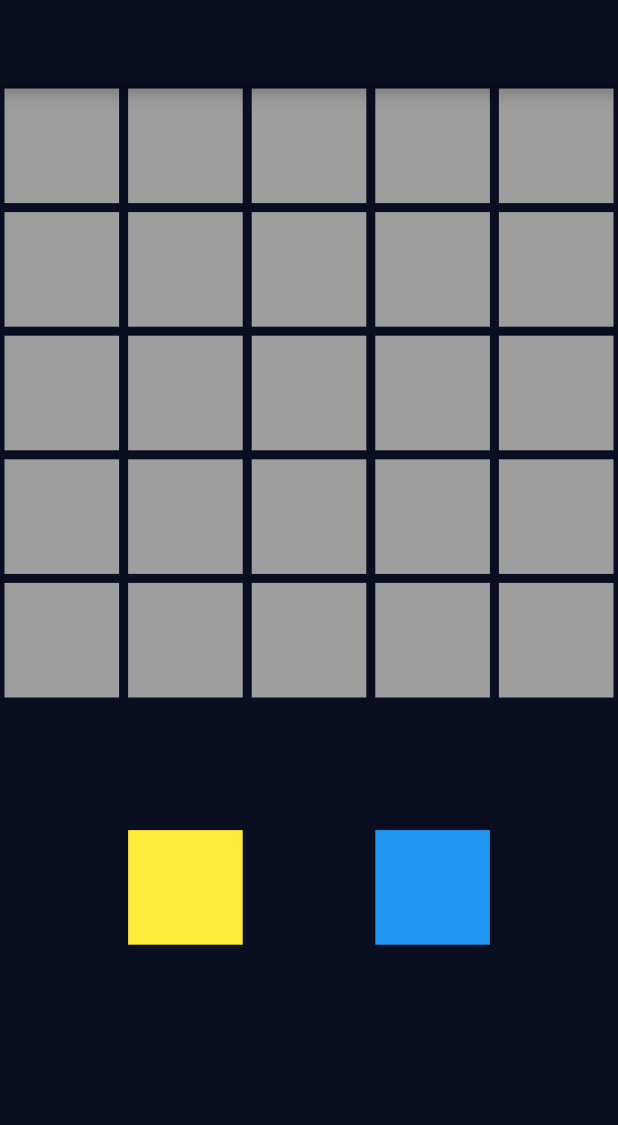
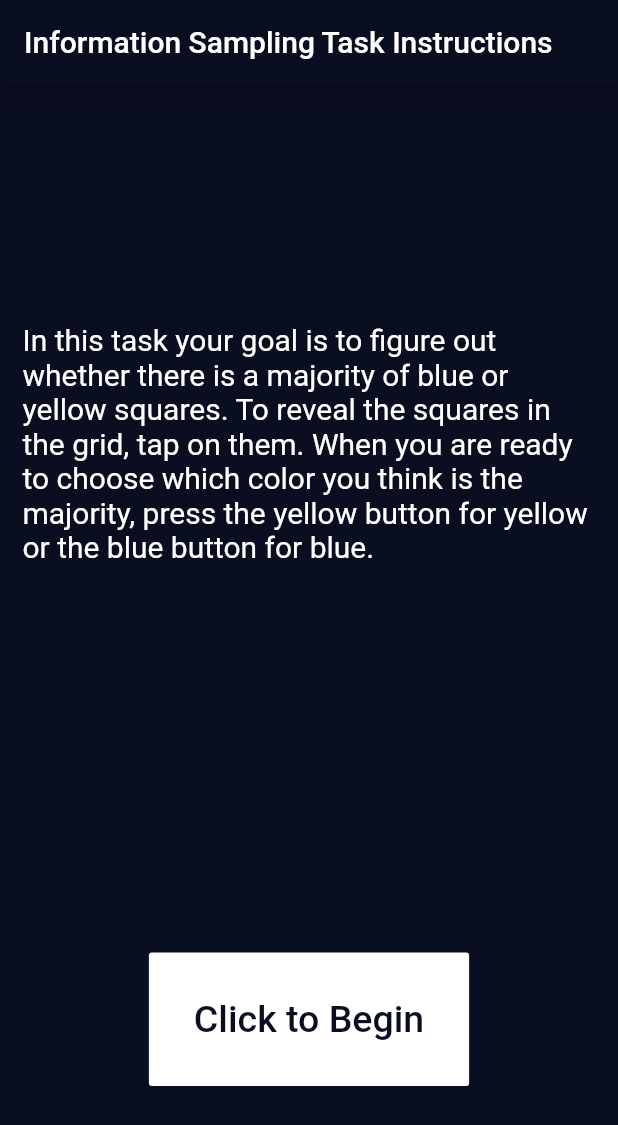
Before and after one commit to florencelarkin/ist_app, a Flutter app: the screen it shows after launch, on a phone screen of 412 x 824 dp. Shown: the top 1125 px of the screen. Run offline on Flutter 3.47's test engine with Material 2 defaults, Android fonts, the phone set to English and light mode, and no system bars.

Commit message:
added instruction page

```diff
--- /dev/null
+++ b/lib/instruction_page.dart
@@ -0,0 +1,56 @@
+import 'package:flutter/material.dart';
+import 'task_page.dart';
+
+class Instructions extends StatefulWidget {
+  @override
+  _InstructionsState createState() => _InstructionsState();
+}
+
+class _InstructionsState extends State<Instructions> {
+  @override
+  Widget build(BuildContext context) {
+    return Scaffold(
+      appBar: AppBar(
+        title: Text('Information Sampling Task Instructions'),),
+      body: Column(
+        mainAxisAlignment: MainAxisAlignment.center,
+        children: <Widget>[
+          Expanded(
+            child: Container(
+              padding: EdgeInsets.all(15.0),
+              alignment: Alignment.center,
+              child: Text(
+                'In this task your goal is to figure out whether there is a majority of blue or yellow squares. To reveal the squares in the grid, tap on them. When you are ready to choose which color you think is the majority, press the yellow button for yellow or the blue button for blue.',
+                style: TextStyle(
+                  fontSize: 20.0,
+                ),
+              ),
+            ),
+          ),
+          SizedBox(
+            height: 100.0,
+          ),
+          FlatButton(
+            color: Colors.white,
+            child: Text(
+              'Click to Begin',
+              style: TextStyle(
+                fontSize: 25.0,
+                color: Color(0xFF0A0E21),
+              ),
+            ),
+            padding: EdgeInsets.all(30.0),
+            onPressed: () {
+              setState(() {
+                Navigator.push(context, MaterialPageRoute(builder: (context) => TaskPage(),),);
+              });
+          },
+          ),
+          SizedBox(
+            height: 100.0,
+          ),
+        ],
+      ),
+    );
+  }
+}
--- a/lib/main.dart
+++ b/lib/main.dart
@@ -1,5 +1,5 @@
 import 'package:flutter/material.dart';
-import 'task_page.dart';
+import 'instruction_page.dart';
 
 void main() => runApp(IST());
 
@@ -11,7 +11,7 @@ class IST extends StatelessWidget {
         primaryColor: Color(0xFF0A0E21),
         scaffoldBackgroundColor: Color(0xFF0A0E21),
       ),
-      home: TaskPage(),
+      home: Instructions(),
     );
   }
 }
--- a/lib/task_page.dart
+++ b/lib/task_page.dart
@@ -20,8 +20,10 @@ class _TaskPageState extends State<TaskPage> {
   int blueCount = 0;
   bool blueMajority;
   bool yellowMajority;
+  int pressCount = 0;
+  String majorityChoice;
 
-  List<bool> openedSquares;
+  List<bool> flippedSquares;
 
   void getSquareColor () {
     for (var i = 0; i < 25; i++) {
@@ -37,17 +39,32 @@ class _TaskPageState extends State<TaskPage> {
     }
   }
 
-  void getCorrectMajority(int yellowCount, int blueCount, String majorityChoice) {
-    if (yellowCount > blueCount) {
-      blueMajority = false;
+  void getCorrectMajority(String majorityChoice) {
+    if (majorityChoice == 'yellow'){
+      if (yellowCount > blueCount) {
+        yellowMajority = true;
+        print('you are correct! the majority is yellow');
+      }
+      else {
+        yellowMajority = false;
+        print('you are wrong:(');
+      }
     }
-    else {
-      blueMajority = true;
+    else if (majorityChoice == 'blue') {
+      if (blueCount > yellowCount) {
+        blueMajority = true;
+        print('you are correct! the majority is blue');
+      }
+      else {
+        blueMajority = false;
+        print('you are wrong:(');
+      }
     }
+
   }
 
   void initList () {
-    openedSquares = List.generate(gridMap.length, (i) {
+    flippedSquares = List.generate(gridMap.length, (i) {
       return false;
   });
   }
@@ -74,7 +91,7 @@ class _TaskPageState extends State<TaskPage> {
             crossAxisCount: 5),
         itemBuilder: (context, index) {
             if (index < 25) {
-              if (openedSquares[index] == false) {
+              if (flippedSquares[index] == false) {
                 squareColor = Colors.grey;
               }
               else {
@@ -96,17 +113,22 @@ class _TaskPageState extends State<TaskPage> {
               squareColor = Colors.blue;
             }
 
+
           return GridSquare(
             color: squareColor,
             onPress: () {
               setState(() {
-                if(openedSquares[index] == false && index < 25){
-                  openedSquares[index] = true;}
+                if(flippedSquares[index] == false && index < 25){
+                  pressCount++;
+                  flippedSquares[index] = true;}
                 else if (index == 31) {
-
+                  majorityChoice = 'yellow';
+                  getCorrectMajority(majorityChoice);
                   Navigator.push(context, MaterialPageRoute(builder: (context) => ResultPage(),),);
                 }
                 else if (index == 33) {
+                  majorityChoice = 'blue';
+                  getCorrectMajority(majorityChoice);
                   Navigator.push(context, MaterialPageRoute(builder: (context) => ResultPage(),),);
                 }
                 else {}
@@ -115,42 +137,6 @@ class _TaskPageState extends State<TaskPage> {
           );
         }
       ),
-
-
-
-    );/*Column(
-      children: <Widget>[
-        SizedBox(
-          height: 50.0,
-        ),
-
-        FlatButton(
-          child: Text(''),
-          padding: const EdgeInsets.only(left: double.infinity, right: double.infinity, top: 40.0, ),
-          color: Colors.yellow,
-          onPressed: (){
-            Navigator.push(context, MaterialPageRoute(builder: (context) => ResultPage(),
-            ),
-            );
-          },
-        ),
-        SizedBox(
-          height: 10.0,
-        ),
-        FlatButton(
-          child: Text(''),
-          padding: const EdgeInsets.only(left: double.infinity, right: double.infinity, top: 40.0),
-          color: Colors.blue,
-          onPressed: () {
-            Navigator.push(context, MaterialPageRoute(builder: (context) => ResultPage(),
-            ),
-            );
-          },
-        ),
-        SizedBox(
-          height: 40.0,
-        ),
-    ],
-    );*/
+    );
   }
 }
```
Also changed, not shown: lib/result_page.dart (+16 -2 lines).
